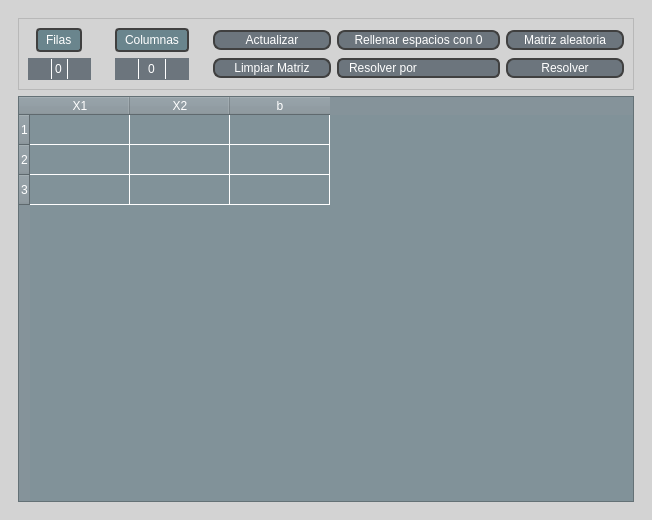
Old version of the form views/QtFiles/main_window.ui in the repository littlesaturnalien/Matriz_Escalonada.
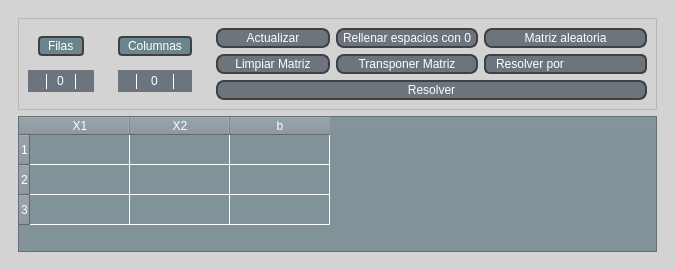
New version of the form. Icons and pictures are not drawn.

Commit message: Opcion de matriz transpuesta

The edit to the form file:
```diff
--- a/views/QtFiles/main_window.ui
+++ b/views/QtFiles/main_window.ui
@@ -9,8 +9,8 @@
    <rect>
     <x>0</x>
     <y>0</y>
-    <width>652</width>
-    <height>520</height>
+    <width>675</width>
+    <height>270</height>
    </rect>
   </property>
   <property name="windowTitle">
@@ -50,15 +50,15 @@
 image:url(:/icon/Images/arrow_upwards.png);
 border-left:0.5px solid #fff;
 subcontrol-position:right;
-width: 20px;
-height: 20px;
+width: 15px;
+height: 15px;
 }
 QSpinBox:down-button{
 image:url(:/icon/Images/arrow_downwards.png);
 border-right:0.5px solid #fff;
 subcontrol-position:left;
-width:20px;
-height:20px
+width:15px;
+height:15px
 }
 QSpinBox:up-button:hover{
 background-color: #5c636f;
@@ -179,6 +179,12 @@
              </property>
              <item alignment="Qt::AlignmentFlag::AlignHCenter">
               <widget class="QLabel" name="row_spinbox_label">
+               <property name="maximumSize">
+                <size>
+                 <width>16777215</width>
+                 <height>20</height>
+                </size>
+               </property>
                <property name="text">
                 <string>Filas</string>
                </property>
@@ -186,6 +192,12 @@
              </item>
              <item>
               <widget class="QSpinBox" name="row_spinbox">
+               <property name="minimumSize">
+                <size>
+                 <width>60</width>
+                 <height>0</height>
+                </size>
+               </property>
                <property name="styleSheet">
                 <string notr="true">border-color: rgb(0, 0, 0);</string>
                </property>
@@ -214,6 +226,12 @@
              </property>
              <item alignment="Qt::AlignmentFlag::AlignHCenter">
               <widget class="QLabel" name="column_spinbox_label">
+               <property name="maximumSize">
+                <size>
+                 <width>16777215</width>
+                 <height>20</height>
+                </size>
+               </property>
                <property name="text">
                 <string>Columnas</string>
                </property>
@@ -246,36 +264,27 @@
             <property name="horizontalSpacing">
              <number>6</number>
             </property>
-            <item row="1" column="2">
-             <widget class="QPushButton" name="table_solve_matrix_button">
+            <item row="0" column="0">
+             <widget class="QPushButton" name="table_update_button">
+              <property name="layoutDirection">
+               <enum>Qt::LayoutDirection::LeftToRight</enum>
+              </property>
               <property name="styleSheet">
                <string notr="true"/>
               </property>
               <property name="text">
-               <string>Resolver</string>
+               <string>Actualizar</string>
               </property>
              </widget>
             </item>
-            <item row="1" column="1">
-             <widget class="QComboBox" name="table_solution_matrix_combobox">
+            <item row="0" column="1">
+             <widget class="QPushButton" name="table_fill_0_button">
               <property name="styleSheet">
                <string notr="true"/>
               </property>
-              <item>
-               <property name="text">
-                <string>Resolver por</string>
-               </property>
-              </item>
-              <item>
-               <property name="text">
-                <string>Reducción</string>
-               </property>
-              </item>
-              <item>
-               <property name="text">
-                <string>Aplicar vector por vector</string>
-               </property>
-              </item>
+              <property name="text">
+               <string>Rellenar espacios con 0</string>
+              </property>
              </widget>
             </item>
             <item row="1" column="0">
@@ -298,26 +307,42 @@
               </property>
              </widget>
             </item>
-            <item row="0" column="1">
-             <widget class="QPushButton" name="table_fill_0_button">
+            <item row="1" column="2">
+             <widget class="QComboBox" name="table_solution_matrix_combobox">
               <property name="styleSheet">
                <string notr="true"/>
               </property>
+              <item>
+               <property name="text">
+                <string>Resolver por</string>
+               </property>
+              </item>
+              <item>
+               <property name="text">
+                <string>Reducción</string>
+               </property>
+              </item>
+              <item>
+               <property name="text">
+                <string>Aplicar vector por vector</string>
+               </property>
+              </item>
+             </widget>
+            </item>
+            <item row="1" column="1">
+             <widget class="QPushButton" name="table_transposition_button">
               <property name="text">
-               <string>Rellenar espacios con 0</string>
+               <string>Transponer Matriz</string>
               </property>
              </widget>
             </item>
-            <item row="0" column="0">
-             <widget class="QPushButton" name="table_update_button">
-              <property name="layoutDirection">
-               <enum>Qt::LayoutDirection::LeftToRight</enum>
-              </property>
+            <item row="2" column="0" colspan="3">
+             <widget class="QPushButton" name="table_solve_matrix_button">
               <property name="styleSheet">
                <string notr="true"/>
               </property>
               <property name="text">
-               <string>Actualizar</string>
+               <string>Resolver</string>
               </property>
              </widget>
             </item>
```
The commit also changes 7 other files.
